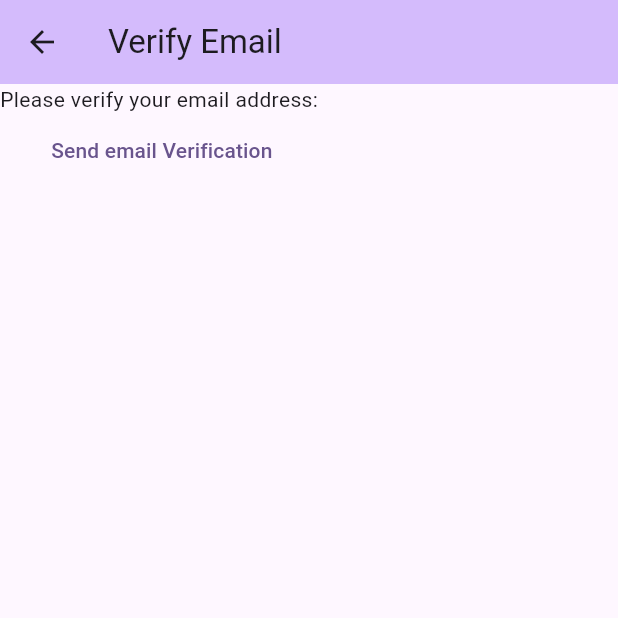
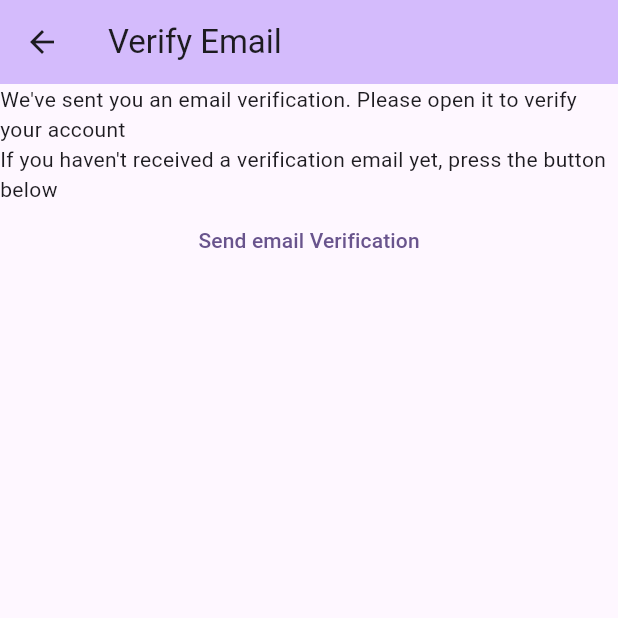
Before and after one commit to wahmadx13/flutter-app, a Flutter app: the VerifyEmailView screen opened by its route, on a phone screen of 412 x 824 dp, the top half of it. Run offline on Flutter 3.47's test engine with Material 3 defaults, Android fonts, the phone set to English and light mode, and no system bars; our stand-ins replace firebase_auth, firebase_core; accounts and stored records are empty.

Commit message:
edited the verify email view text

```diff
--- a/lib/views/verify_email.dart
+++ b/lib/views/verify_email.dart
@@ -18,7 +18,10 @@ class _VerifyEmailViewState extends State<VerifyEmailView> {
       ),
       body: Column(
         children: [
-          const Text('Please verify your email address: '),
+          const Text(
+              "We've sent you an email verification. Please open it to verify your account"),
+          const Text(
+              "If you haven't received a verification email yet, press the button below"),
           TextButton(
               onPressed: () async {
                 final user = FirebaseAuth.instance.currentUser;
```
